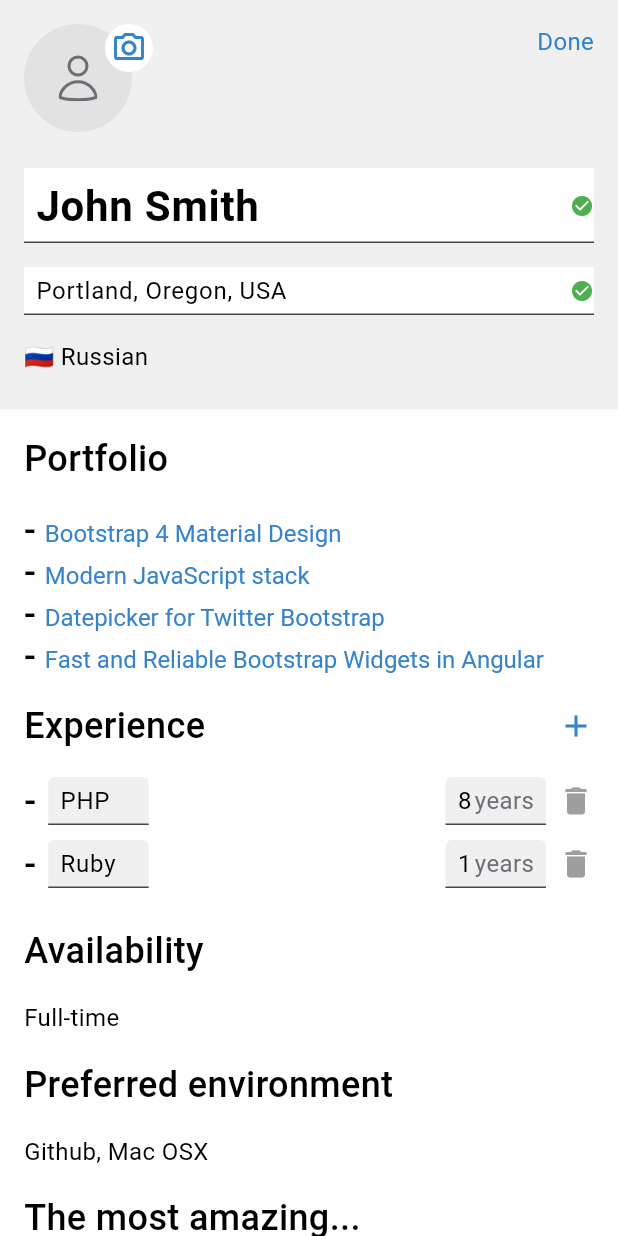
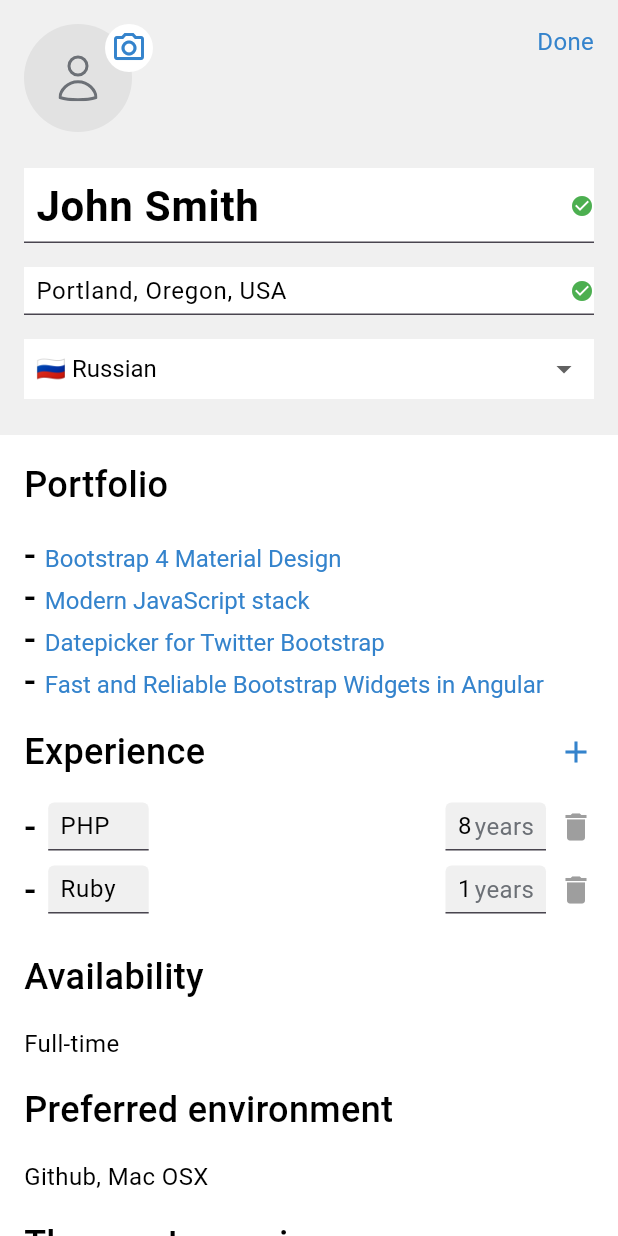
Before and after one commit to TheAnton1/axeta, a Flutter app: the EditScreen screen opened directly, on a phone screen of 412 x 824 dp. Run offline on Flutter 3.47's test engine with Material 3 defaults, Android fonts, the light colour scheme and no system bars; our stand-ins replace copy_with_extension, flutter_bloc, flutter_svg, get_it, sqflite; missing offline and left inert: flutter_osm_plugin; accounts and stored records are empty; network calls fail.

Commit message:
edit language choice

```diff
--- a/lib/data_sources/user_info/user_info_api.dart
+++ b/lib/data_sources/user_info/user_info_api.dart
@@ -59,7 +59,7 @@ class LocalUserInfoApi implements IUserInfoApi {
           'id': 1,
           'fullname': 'John Smith',
           'location': 'Portland, Oregon, USA',
-          'language': '🇷🇺 Russian',
+          'language': 'Russian',
           'avatarPath': null,
           'availability': 'Full-time',
           'environment': 'Github, Mac OSX',
--- a/lib/screens/edit_screen/bloc/edit_screen_bloc.dart
+++ b/lib/screens/edit_screen/bloc/edit_screen_bloc.dart
@@ -94,7 +94,9 @@ class EditScreenBloc extends Bloc<EditScreenEvent, EditScreenState> {
 
   Future<void> _onChangeLanguage(
       ChangeLanguageEvent event, Emitter<EditScreenState> emit) async {
-    // Заглушка
+    final currentState = state as EditScreenLoadedState;
+    emit(EditScreenLoadedState(
+        userInfo: currentState.userInfo.copyWith(language: event.newLanguage)));
   }
 
   Future<void> _onChangeExperience(
--- a/lib/screens/edit_screen/widgets/edit_personal_block.dart
+++ b/lib/screens/edit_screen/widgets/edit_personal_block.dart
@@ -3,6 +3,7 @@ import 'dart:async';
 import 'package:axeta/res/typography.dart';
 import 'package:axeta/screens/edit_screen/bloc/edit_screen_bloc.dart';
 import 'package:axeta/screens/edit_screen/bloc/edit_screen_events.dart';
+import 'package:axeta/screens/edit_screen/widgets/language_choice.dart';
 import 'package:axeta/widgets/custom_text_field.dart';
 import 'package:flutter/material.dart';
 import 'package:flutter_bloc/flutter_bloc.dart';
@@ -84,10 +85,14 @@ class _EditPersonalBlockState extends State<EditPersonalBlock> {
             },
           ),
           const SizedBox(height: 16),
-          Text(
-            widget.language,
-            style: AppTypography.body,
-          )
+          ColoredBox(
+            color: Colors.white,
+            child: LanguageChoice(
+                value: widget.language,
+                onChanged: (value) {
+                  bloc.add(ChangeLanguageEvent(newLanguage: value));
+                }),
+          ),
         ],
       ),
     );
--- /dev/null
+++ b/lib/screens/edit_screen/widgets/language_choice.dart
@@ -0,0 +1,63 @@
+import 'dart:developer';
+
+import 'package:axeta/res/typography.dart';
+import 'package:flutter/material.dart';
+
+class LanguageChoice extends StatefulWidget {
+  const LanguageChoice({
+    required this.value,
+    required this.onChanged,
+    super.key,
+  });
+
+  final String value;
+  final Function(String value) onChanged;
+
+  @override
+  State<LanguageChoice> createState() => _LanguageChoiceState();
+}
+
+class _LanguageChoiceState extends State<LanguageChoice> {
+  String? _selected;
+  final List<Map<String, dynamic>> _items = [
+    {'label': 'France', 'emoji': '🇫🇷'},
+    {'label': 'English', 'emoji': '🇬🇧'},
+    {'label': 'Spanish', 'emoji': '🇪🇸'},
+    {'label': 'Russian', 'emoji': '🇷🇺'},
+    {'label': 'Belgium', 'emoji': '🇧🇪'},
+  ];
+
+  @override
+  Widget build(BuildContext context) {
+    final chosen = _items.firstWhere((e) => e['label'] == widget.value);
+    _selected = chosen['label'];
+
+    return DropdownButtonHideUnderline(
+      child: DropdownButton<String>(
+        value: _selected,
+        dropdownColor: Colors.white,
+        items: _items
+            .map(
+              (e) => DropdownMenuItem<String>(
+                value: e['label'],
+                child: ColoredBox(
+                  color: Colors.white,
+                  child: Text("${e['emoji']} ${e['label']}"),
+                ),
+              ),
+            )
+            .toList(),
+        onChanged: (value) {
+          setState(() {
+            _selected = value;
+          });
+          widget.onChanged.call(value ?? '');
+        },
+        style: AppTypography.body,
+        isExpanded: true,
+        isDense: true,
+        padding: const EdgeInsets.all(8),
+      ),
+    );
+  }
+}
```
Also changed, not shown: lib/screens/main_screen/widgets/personal_block.dart (+9 -1 lines).
